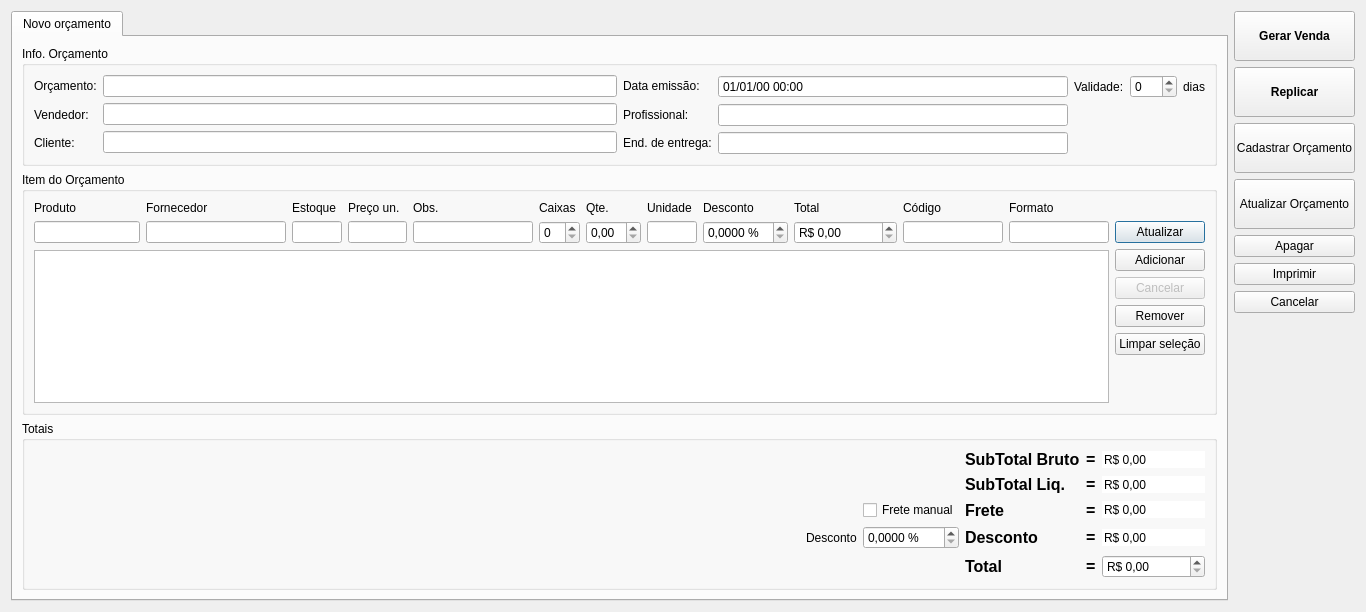
First picture: the form in ui/orcamento.ui, repository lellisls/ERP-STACCATO, before the edit.
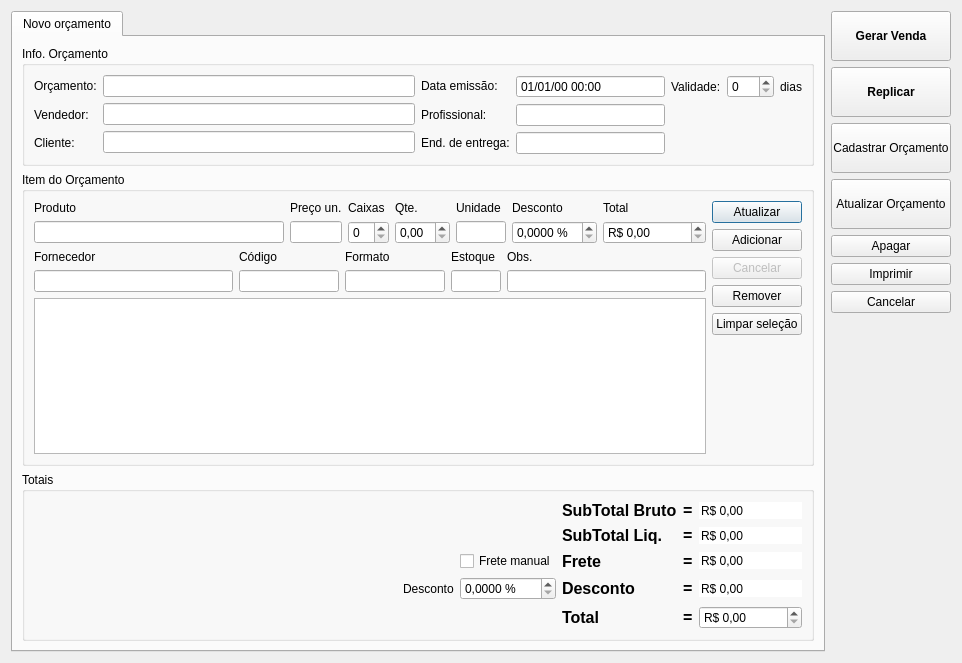
Second picture: the form after the edit. Custom widgets are drawn as their Qt base class.

Commit message: Redistribuído campos no Orcamento

```diff
--- a/ui/orcamento.ui
+++ b/ui/orcamento.ui
@@ -9,8 +9,8 @@
    <rect>
     <x>0</x>
     <y>0</y>
-    <width>1366</width>
-    <height>612</height>
+    <width>946</width>
+    <height>663</height>
    </rect>
   </property>
   <property name="windowTitle">
@@ -386,133 +386,122 @@
          <property name="title">
           <string>Item do Orçamento</string>
          </property>
+         <layout class="QGridLayout" name="gridLayout_9">
+          <item row="0" column="0">
+           <layout class="QGridLayout" name="gridLayout_8">
+            <item row="0" column="0">
          <layout class="QGridLayout" name="gridLayout_4">
-          <item row="3" column="1">
-           <widget class="QLineEdit" name="lineEditFornecedor">
-            <property name="minimumSize">
-             <size>
-              <width>140</width>
-              <height>0</height>
-             </size>
-            </property>
-            <property name="toolTip">
-             <string>&lt;html&gt;&lt;head/&gt;&lt;body&gt;&lt;p&gt;Nome do fornecedor&lt;/p&gt;&lt;/body&gt;&lt;/html&gt;</string>
-            </property>
-            <property name="readOnly">
-             <bool>true</bool>
-            </property>
-           </widget>
-          </item>
-          <item row="1" column="4">
-           <widget class="QLabel" name="labelObs">
+              <item row="0" column="0">
+               <widget class="QLabel" name="labelProduto">
             <property name="text">
-             <string>Obs.</string>
+                 <string>Produto</string>
             </property>
            </widget>
           </item>
-          <item row="1" column="2">
-           <widget class="QLabel" name="labelEstoque">
-            <property name="text">
-             <string>Estoque</string>
-            </property>
-           </widget>
-          </item>
-          <item row="3" column="6">
-           <widget class="QDoubleSpinBox" name="doubleSpinBoxQte">
-            <property name="maximumSize">
-             <size>
-              <width>55</width>
-              <height>16777215</height>
-             </size>
-            </property>
-            <property name="toolTip">
-             <string>&lt;html&gt;&lt;head/&gt;&lt;body&gt;&lt;p&gt;Quantidade por unidade&lt;/p&gt;&lt;/body&gt;&lt;/html&gt;</string>
-            </property>
-            <property name="correctionMode">
-             <enum>QAbstractSpinBox::CorrectToNearestValue</enum>
-            </property>
-            <property name="maximum">
-             <double>9999999.000000000000000</double>
-            </property>
-           </widget>
-          </item>
-          <item row="3" column="4">
-           <widget class="QLineEdit" name="lineEditObs">
-            <property name="minimumSize">
-             <size>
-              <width>120</width>
-              <height>0</height>
-             </size>
-            </property>
-            <property name="toolTip">
-             <string>&lt;html&gt;&lt;head/&gt;&lt;body&gt;&lt;p&gt;&lt;span style=&quot; font-weight:600;&quot;&gt;Observações:&lt;/span&gt;&lt;/p&gt;&lt;p&gt;* Ambientes de instalação&lt;/p&gt;&lt;p&gt;* Instruções&lt;/p&gt;&lt;p&gt;* Descrição&lt;/p&gt;&lt;p&gt;&lt;br/&gt;&lt;/p&gt;&lt;p&gt;Ex: Piso do Banheiro&lt;/p&gt;&lt;p&gt;&lt;br/&gt;&lt;/p&gt;&lt;p&gt;&lt;br/&gt;&lt;/p&gt;&lt;p&gt;&lt;br/&gt;&lt;/p&gt;&lt;/body&gt;&lt;/html&gt;</string>
-            </property>
-            <property name="readOnly">
-             <bool>false</bool>
-            </property>
-           </widget>
-          </item>
-          <item row="3" column="0">
-           <widget class="ItemBox" name="itemBoxProduto"/>
-          </item>
-          <item row="1" column="3">
+              <item row="0" column="1">
            <widget class="QLabel" name="labelPrecoUn">
             <property name="text">
              <string>Preço un.</string>
             </property>
            </widget>
           </item>
-          <item row="1" column="5">
+              <item row="0" column="2">
            <widget class="QLabel" name="labelCaixas">
             <property name="text">
              <string>Caixas</string>
             </property>
            </widget>
           </item>
-          <item row="1" column="8">
-           <widget class="QLabel" name="labelDesconto">
-            <property name="text">
-             <string>Desconto</string>
-            </property>
-           </widget>
-          </item>
-          <item row="3" column="2">
-           <widget class="LineEditDecimal" name="lineEditEstoque">
-            <property name="sizePolicy">
-             <sizepolicy hsizetype="Fixed" vsizetype="Fixed">
-              <horstretch>0</horstretch>
-              <verstretch>0</verstretch>
-             </sizepolicy>
-            </property>
-            <property name="maximumSize">
-             <size>
-              <width>50</width>
-              <height>16777215</height>
-             </size>
-            </property>
-            <property name="toolTip">
-             <string>&lt;html&gt;&lt;head/&gt;&lt;body&gt;&lt;p&gt;Quantidade em estoque&lt;/p&gt;&lt;/body&gt;&lt;/html&gt;</string>
-            </property>
-            <property name="readOnly">
-             <bool>true</bool>
-            </property>
-           </widget>
-          </item>
-          <item row="1" column="6">
+              <item row="0" column="3">
            <widget class="QLabel" name="labelQte">
             <property name="text">
              <string>Qte.</string>
             </property>
            </widget>
           </item>
-          <item row="1" column="7">
+              <item row="0" column="4">
            <widget class="QLabel" name="labelUn">
             <property name="text">
              <string>Unidade</string>
             </property>
            </widget>
           </item>
-          <item row="3" column="7">
+              <item row="0" column="5">
+               <widget class="QLabel" name="labelDesconto">
+                <property name="text">
+                 <string>Desconto</string>
+                </property>
+               </widget>
+              </item>
+              <item row="0" column="6">
+               <widget class="QLabel" name="labelPrecoTotal">
+                <property name="text">
+                 <string>Total</string>
+                </property>
+               </widget>
+              </item>
+              <item row="1" column="0">
+               <widget class="ItemBox" name="itemBoxProduto">
+                <property name="minimumSize">
+                 <size>
+                  <width>250</width>
+                  <height>0</height>
+                 </size>
+                </property>
+               </widget>
+              </item>
+              <item row="1" column="1">
+               <widget class="LineEditDecimal" name="lineEditPrecoUn">
+                <property name="maximumSize">
+                 <size>
+                  <width>60</width>
+                  <height>16777215</height>
+                 </size>
+                </property>
+                <property name="toolTip">
+                 <string>&lt;html&gt;&lt;head/&gt;&lt;body&gt;&lt;p&gt;Preço unitário&lt;/p&gt;&lt;/body&gt;&lt;/html&gt;</string>
+                </property>
+                <property name="readOnly">
+                 <bool>true</bool>
+                </property>
+               </widget>
+              </item>
+              <item row="1" column="2">
+               <widget class="QSpinBox" name="spinBoxCaixas">
+                <property name="maximumSize">
+                 <size>
+                  <width>55</width>
+                  <height>16777215</height>
+                 </size>
+                </property>
+                <property name="toolTip">
+                 <string>&lt;html&gt;&lt;head/&gt;&lt;body&gt;&lt;p&gt;Quantidade de caixas&lt;/p&gt;&lt;/body&gt;&lt;/html&gt;</string>
+                </property>
+                <property name="correctionMode">
+                 <enum>QAbstractSpinBox::CorrectToNearestValue</enum>
+                </property>
+               </widget>
+              </item>
+              <item row="1" column="3">
+               <widget class="QDoubleSpinBox" name="doubleSpinBoxQte">
+                <property name="maximumSize">
+                 <size>
+                  <width>55</width>
+                  <height>16777215</height>
+                 </size>
+                </property>
+                <property name="toolTip">
+                 <string>&lt;html&gt;&lt;head/&gt;&lt;body&gt;&lt;p&gt;Quantidade por unidade&lt;/p&gt;&lt;/body&gt;&lt;/html&gt;</string>
+                </property>
+                <property name="correctionMode">
+                 <enum>QAbstractSpinBox::CorrectToNearestValue</enum>
+                </property>
+                <property name="maximum">
+                 <double>9999999.000000000000000</double>
+                </property>
+               </widget>
+              </item>
+              <item row="1" column="4">
            <widget class="QLineEdit" name="lineEditUn">
             <property name="sizePolicy">
              <sizepolicy hsizetype="Fixed" vsizetype="Fixed">
@@ -543,21 +532,7 @@
             </property>
            </widget>
           </item>
-          <item row="1" column="1">
-           <widget class="QLabel" name="labelFornecedor">
-            <property name="text">
-             <string>Fornecedor</string>
-            </property>
-           </widget>
-          </item>
-          <item row="1" column="0">
-           <widget class="QLabel" name="labelProduto">
-            <property name="text">
-             <string>Produto</string>
-            </property>
-           </widget>
-          </item>
-          <item row="3" column="8">
+              <item row="1" column="5">
            <widget class="QDoubleSpinBox" name="doubleSpinBoxDesconto">
             <property name="toolTip">
              <string>&lt;html&gt;&lt;head/&gt;&lt;body&gt;&lt;p&gt;Desconto por item&lt;/p&gt;&lt;/body&gt;&lt;/html&gt;</string>
@@ -570,7 +545,167 @@
             </property>
            </widget>
           </item>
-          <item row="3" column="15" rowspan="2">
+              <item row="1" column="6">
+               <widget class="QDoubleSpinBox" name="doubleSpinBoxPrecoTotal">
+                <property name="toolTip">
+                 <string>&lt;html&gt;&lt;head/&gt;&lt;body&gt;&lt;p&gt;Valor total do orçamento, com desconto final.&lt;/p&gt;&lt;/body&gt;&lt;/html&gt;</string>
+                </property>
+                <property name="wrapping">
+                 <bool>false</bool>
+                </property>
+                <property name="correctionMode">
+                 <enum>QAbstractSpinBox::CorrectToNearestValue</enum>
+                </property>
+                <property name="prefix">
+                 <string>R$ </string>
+                </property>
+                <property name="maximum">
+                 <double>9999999.000000000000000</double>
+                </property>
+               </widget>
+              </item>
+             </layout>
+            </item>
+            <item row="1" column="0">
+             <layout class="QGridLayout" name="gridLayout_7">
+              <item row="0" column="0">
+               <widget class="QLabel" name="labelFornecedor">
+                <property name="text">
+                 <string>Fornecedor</string>
+                </property>
+               </widget>
+              </item>
+              <item row="0" column="1">
+               <widget class="QLabel" name="labelCodComercial">
+                <property name="text">
+                 <string>Código</string>
+                </property>
+               </widget>
+              </item>
+              <item row="0" column="2">
+               <widget class="QLabel" name="labelFormComercial">
+                <property name="text">
+                 <string>Formato</string>
+                </property>
+               </widget>
+              </item>
+              <item row="0" column="3">
+               <widget class="QLabel" name="labelEstoque">
+                <property name="text">
+                 <string>Estoque</string>
+                </property>
+               </widget>
+              </item>
+              <item row="0" column="4">
+               <widget class="QLabel" name="labelObs">
+                <property name="text">
+                 <string>Obs.</string>
+                </property>
+               </widget>
+              </item>
+              <item row="1" column="0">
+               <widget class="QLineEdit" name="lineEditFornecedor">
+                <property name="minimumSize">
+                 <size>
+                  <width>140</width>
+                  <height>0</height>
+                 </size>
+                </property>
+                <property name="toolTip">
+                 <string>&lt;html&gt;&lt;head/&gt;&lt;body&gt;&lt;p&gt;Nome do fornecedor&lt;/p&gt;&lt;/body&gt;&lt;/html&gt;</string>
+                </property>
+                <property name="readOnly">
+                 <bool>true</bool>
+                </property>
+               </widget>
+              </item>
+              <item row="1" column="1">
+               <widget class="QLineEdit" name="lineEditCodComercial">
+                <property name="minimumSize">
+                 <size>
+                  <width>100</width>
+                  <height>0</height>
+                 </size>
+                </property>
+                <property name="maximumSize">
+                 <size>
+                  <width>60</width>
+                  <height>16777215</height>
+                 </size>
+                </property>
+                <property name="toolTip">
+                 <string>&lt;html&gt;&lt;head/&gt;&lt;body&gt;&lt;p&gt;Preço final do item, considerando desconto total aplicado&lt;/p&gt;&lt;/body&gt;&lt;/html&gt;</string>
+                </property>
+                <property name="readOnly">
+                 <bool>true</bool>
+                </property>
+               </widget>
+              </item>
+              <item row="1" column="2">
+               <widget class="QLineEdit" name="lineEditFormComercial">
+                <property name="minimumSize">
+                 <size>
+                  <width>100</width>
+                  <height>0</height>
+                 </size>
+                </property>
+                <property name="maximumSize">
+                 <size>
+                  <width>60</width>
+                  <height>16777215</height>
+                 </size>
+                </property>
+                <property name="toolTip">
+                 <string>&lt;html&gt;&lt;head/&gt;&lt;body&gt;&lt;p&gt;Preço final do item, considerando desconto total aplicado&lt;/p&gt;&lt;/body&gt;&lt;/html&gt;</string>
+                </property>
+                <property name="readOnly">
+                 <bool>true</bool>
+                </property>
+               </widget>
+              </item>
+              <item row="1" column="3">
+               <widget class="LineEditDecimal" name="lineEditEstoque">
+                <property name="sizePolicy">
+                 <sizepolicy hsizetype="Fixed" vsizetype="Fixed">
+                  <horstretch>0</horstretch>
+                  <verstretch>0</verstretch>
+                 </sizepolicy>
+                </property>
+                <property name="maximumSize">
+                 <size>
+                  <width>50</width>
+                  <height>16777215</height>
+                 </size>
+                </property>
+                <property name="toolTip">
+                 <string>&lt;html&gt;&lt;head/&gt;&lt;body&gt;&lt;p&gt;Quantidade em estoque&lt;/p&gt;&lt;/body&gt;&lt;/html&gt;</string>
+                </property>
+                <property name="readOnly">
+                 <bool>true</bool>
+                </property>
+               </widget>
+              </item>
+              <item row="1" column="4">
+               <widget class="QLineEdit" name="lineEditObs">
+                <property name="minimumSize">
+                 <size>
+                  <width>120</width>
+                  <height>0</height>
+                 </size>
+                </property>
+                <property name="toolTip">
+                 <string>&lt;html&gt;&lt;head/&gt;&lt;body&gt;&lt;p&gt;&lt;span style=&quot; font-weight:600;&quot;&gt;Observações:&lt;/span&gt;&lt;/p&gt;&lt;p&gt;* Ambientes de instalação&lt;/p&gt;&lt;p&gt;* Instruções&lt;/p&gt;&lt;p&gt;* Descrição&lt;/p&gt;&lt;p&gt;&lt;br/&gt;&lt;/p&gt;&lt;p&gt;Ex: Piso do Banheiro&lt;/p&gt;&lt;p&gt;&lt;br/&gt;&lt;/p&gt;&lt;p&gt;&lt;br/&gt;&lt;/p&gt;&lt;p&gt;&lt;br/&gt;&lt;/p&gt;&lt;/body&gt;&lt;/html&gt;</string>
+                </property>
+                <property name="readOnly">
+                 <bool>false</bool>
+                </property>
+               </widget>
+              </item>
+             </layout>
+            </item>
+           </layout>
+          </item>
+          <item row="0" column="1" rowspan="2">
            <layout class="QVBoxLayout" name="verticalLayout_3">
             <item>
              <widget class="QPushButton" name="pushButtonAtualizarItem">
@@ -655,123 +790,7 @@
             </item>
            </layout>
           </item>
-          <item row="3" column="3">
-           <widget class="LineEditDecimal" name="lineEditPrecoUn">
-            <property name="maximumSize">
-             <size>
-              <width>60</width>
-              <height>16777215</height>
-             </size>
-            </property>
-            <property name="toolTip">
-             <string>&lt;html&gt;&lt;head/&gt;&lt;body&gt;&lt;p&gt;Preço unitário&lt;/p&gt;&lt;/body&gt;&lt;/html&gt;</string>
-            </property>
-            <property name="readOnly">
-             <bool>true</bool>
-            </property>
-           </widget>
-          </item>
-          <item row="3" column="5">
-           <widget class="QSpinBox" name="spinBoxCaixas">
-            <property name="maximumSize">
-             <size>
-              <width>55</width>
-              <height>16777215</height>
-             </size>
-            </property>
-            <property name="toolTip">
-             <string>&lt;html&gt;&lt;head/&gt;&lt;body&gt;&lt;p&gt;Quantidade de caixas&lt;/p&gt;&lt;/body&gt;&lt;/html&gt;</string>
-            </property>
-            <property name="correctionMode">
-             <enum>QAbstractSpinBox::CorrectToNearestValue</enum>
-            </property>
-           </widget>
-          </item>
-          <item row="3" column="9">
-           <widget class="QDoubleSpinBox" name="doubleSpinBoxPrecoTotal">
-            <property name="toolTip">
-             <string>&lt;html&gt;&lt;head/&gt;&lt;body&gt;&lt;p&gt;Valor total do orçamento, com desconto final.&lt;/p&gt;&lt;/body&gt;&lt;/html&gt;</string>
-            </property>
-            <property name="wrapping">
-             <bool>false</bool>
-            </property>
-            <property name="correctionMode">
-             <enum>QAbstractSpinBox::CorrectToNearestValue</enum>
-            </property>
-            <property name="prefix">
-             <string>R$ </string>
-            </property>
-            <property name="maximum">
-             <double>9999999.000000000000000</double>
-            </property>
-           </widget>
-          </item>
-          <item row="1" column="9">
-           <widget class="QLabel" name="labelPrecoTotal">
-            <property name="text">
-             <string>Total</string>
-            </property>
-           </widget>
-          </item>
-          <item row="3" column="10">
-           <widget class="QLineEdit" name="lineEditCodComercial">
-            <property name="minimumSize">
-             <size>
-              <width>100</width>
-              <height>0</height>
-             </size>
-            </property>
-            <property name="maximumSize">
-             <size>
-              <width>60</width>
-              <height>16777215</height>
-             </size>
-            </property>
-            <property name="toolTip">
-             <string>&lt;html&gt;&lt;head/&gt;&lt;body&gt;&lt;p&gt;Preço final do item, considerando desconto total aplicado&lt;/p&gt;&lt;/body&gt;&lt;/html&gt;</string>
-            </property>
-            <property name="readOnly">
-             <bool>true</bool>
-            </property>
-           </widget>
-          </item>
-          <item row="3" column="11">
-           <widget class="QLineEdit" name="lineEditFormComercial">
-            <property name="minimumSize">
-             <size>
-              <width>100</width>
-              <height>0</height>
-             </size>
-            </property>
-            <property name="maximumSize">
-             <size>
-              <width>60</width>
-              <height>16777215</height>
-             </size>
-            </property>
-            <property name="toolTip">
-             <string>&lt;html&gt;&lt;head/&gt;&lt;body&gt;&lt;p&gt;Preço final do item, considerando desconto total aplicado&lt;/p&gt;&lt;/body&gt;&lt;/html&gt;</string>
-            </property>
-            <property name="readOnly">
-             <bool>true</bool>
-            </property>
-           </widget>
-          </item>
-          <item row="1" column="10">
-           <widget class="QLabel" name="labelCodComercial">
-            <property name="text">
-             <string>Código</string>
-            </property>
-           </widget>
-          </item>
-          <item row="1" column="11">
-           <widget class="QLabel" name="labelFormComercial">
-            <property name="text">
-             <string>Formato</string>
-            </property>
-           </widget>
-          </item>
-          <item row="4" column="0" colspan="12">
+          <item row="1" column="0">
            <widget class="QTableView" name="tableProdutos">
             <property name="sizeAdjustPolicy">
              <enum>QAbstractScrollArea::AdjustIgnored</enum>
```
Left out of the diff: 7 changed lines with no effect on the pictures. Lines whose indentation alone changed are shown as unchanged.
